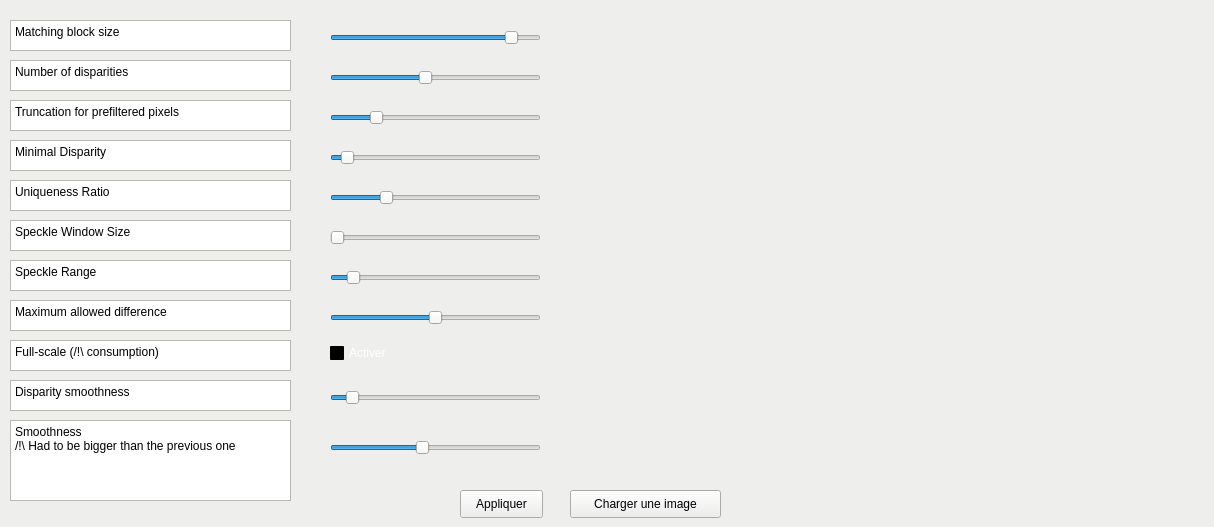
First picture: the form in disparity.ui, repository K1ntus/Projet-Technologique-L3, before the edit.
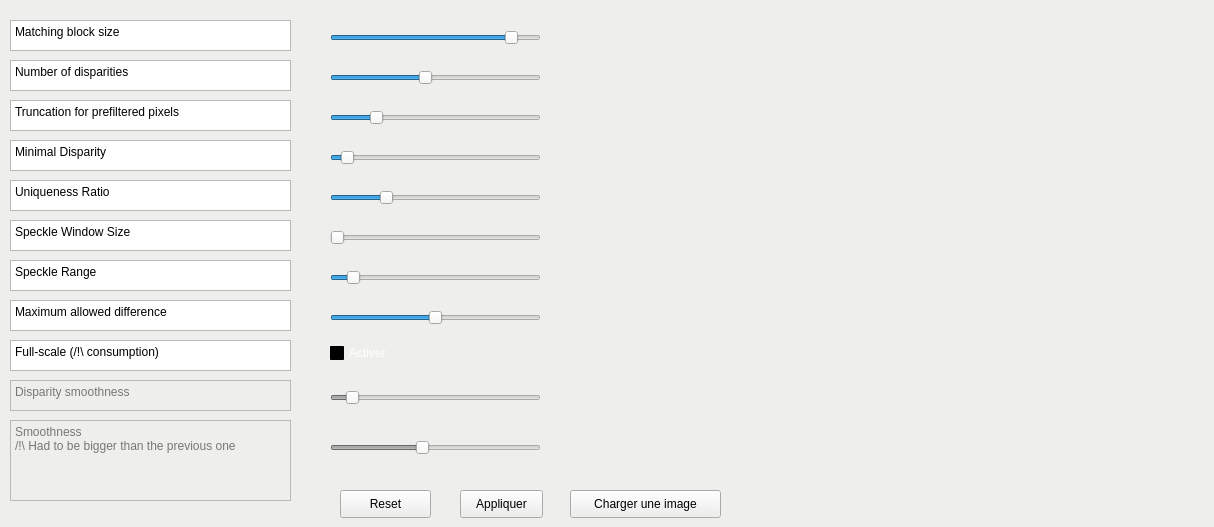
Second picture: the form after the edit.

Diff of the .ui file:
```diff
--- a/disparity.ui
+++ b/disparity.ui
@@ -549,6 +549,9 @@
    </property>
   </widget>
   <widget class="QPlainTextEdit" name="plainTextEdit_10">
+   <property name="enabled">
+    <bool>false</bool>
+   </property>
    <property name="geometry">
     <rect>
      <x>10</x>
@@ -562,6 +565,9 @@
    </property>
   </widget>
   <widget class="QPlainTextEdit" name="plainTextEdit_11">
+   <property name="enabled">
+    <bool>false</bool>
+   </property>
    <property name="geometry">
     <rect>
      <x>10</x>
@@ -734,6 +740,9 @@
    </property>
   </widget>
   <widget class="QSlider" name="slider_P1">
+   <property name="enabled">
+    <bool>false</bool>
+   </property>
    <property name="geometry">
     <rect>
      <x>330</x>
@@ -756,6 +765,9 @@
    </property>
   </widget>
   <widget class="QSlider" name="slider_P2">
+   <property name="enabled">
+    <bool>false</bool>
+   </property>
    <property name="geometry">
     <rect>
      <x>330</x>
@@ -1255,6 +1267,25 @@
    </property>
    <property name="text">
     <string/>
+   </property>
+   <property name="scaledContents">
+    <bool>true</bool>
+   </property>
+   <property name="alignment">
+    <set>Qt::AlignCenter</set>
+   </property>
+  </widget>
+  <widget class="QPushButton" name="reset_image">
+   <property name="geometry">
+    <rect>
+     <x>340</x>
+     <y>490</y>
+     <width>91</width>
+     <height>28</height>
+    </rect>
+   </property>
+   <property name="text">
+    <string>Reset</string>
    </property>
   </widget>
  </widget>
```
